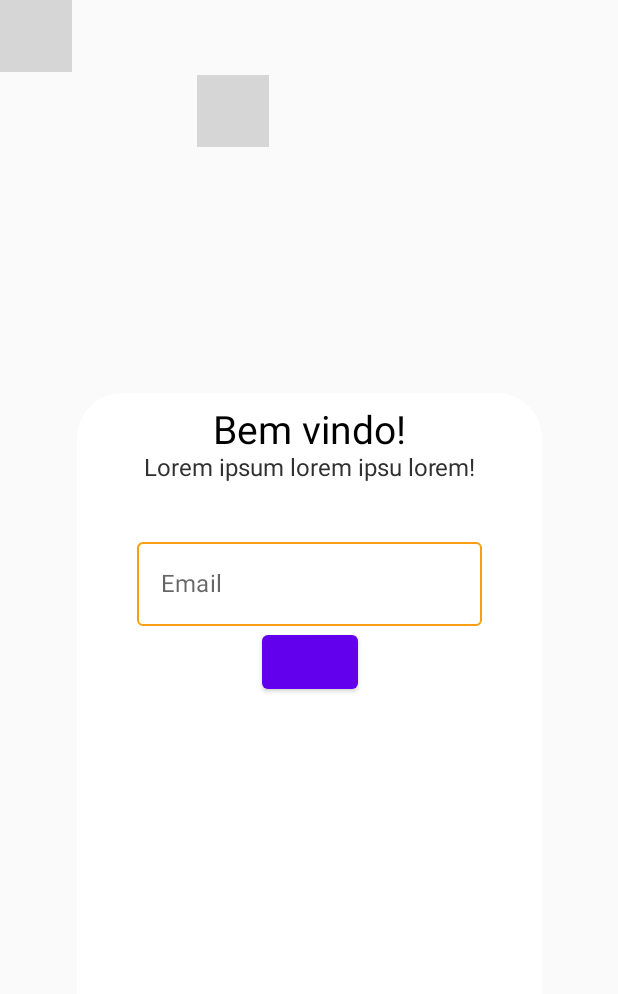
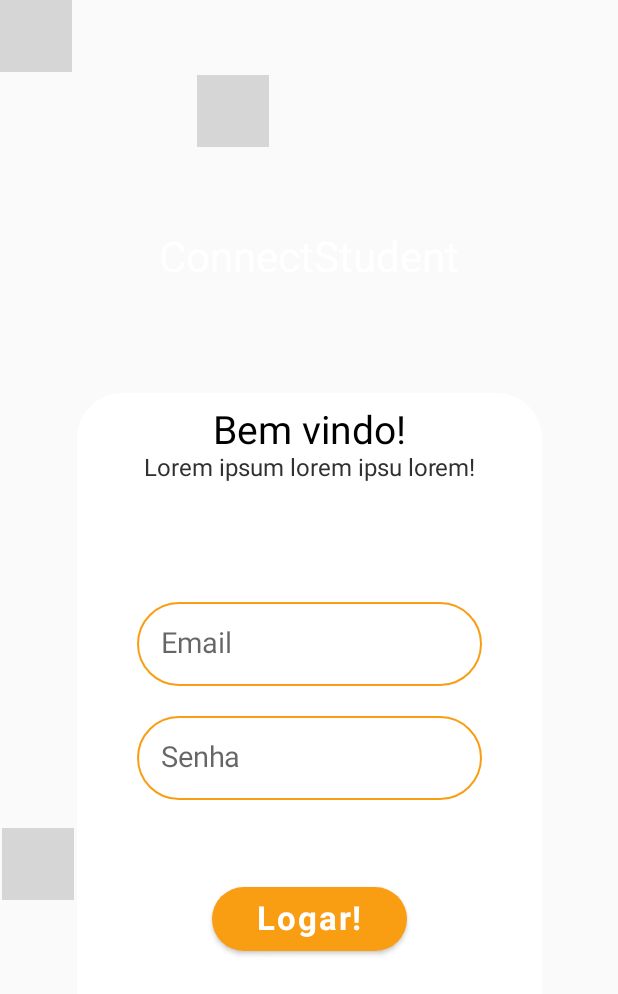
Before and after one commit to jonatas1096/Projeto, an Android app built with Jetpack Compose: the screen it shows after launch (MainActivity), on a phone screen of 412 x 824 dp. Shown: the top 994 px of the screen. Run offline under Robolectric (Android 15) with nearby library versions, the phone set to English and light mode, and no system bars; our stand-ins replace constraintlayout-compose; libraries missing offline, so code that uses them is left out: com.bumptech.glide; 1 statement that could not run was skipped; grey boxes are pictures that could not be loaded.

Commit message:
Calculo do constraint layout praticamente pronto

```diff
--- a/app/src/main/java/com/example/projeto/MainActivity.kt
+++ b/app/src/main/java/com/example/projeto/MainActivity.kt
@@ -32,5 +32,5 @@ fun Main() {
 @Preview(showBackground = true)
 @Composable
 fun DefaultPreview() {
-    Main()
+    Login()
 }
--- a/app/src/main/java/com/example/projeto/views/Login.kt
+++ b/app/src/main/java/com/example/projeto/views/Login.kt
@@ -11,6 +11,7 @@ import androidx.compose.ui.Alignment
 import androidx.compose.ui.Modifier
 import androidx.compose.ui.graphics.Color
 import androidx.compose.ui.layout.ContentScale
+import androidx.compose.ui.text.font.FontWeight
 import androidx.compose.ui.tooling.preview.Preview
 import androidx.compose.ui.unit.dp
 import androidx.compose.ui.unit.sp
@@ -24,6 +25,10 @@ import com.example.projeto.ui.theme.LARANJA
 fun Login() {
 
     var email by remember {
+        mutableStateOf("")
+    }
+
+    var senha by remember {
         mutableStateOf("")
     }
 
@@ -45,7 +50,7 @@ fun Login() {
             modifier = Modifier.fillMaxSize()
 
         ) {
-            val (capeloBox,areaLogin, botao) = createRefs()
+            val (capeloBox, areaLogin, titulo, pauloroberto) = createRefs()
 
             //Estava tendo problemas com o tamanho da imagem, então coloquei dentro de uma box e scalonei pela box:
             Box(
@@ -63,6 +68,18 @@ fun Login() {
                     modifier = Modifier
                 )
             }
+
+            Text(text = "ConnectStudent",
+                modifier = Modifier.constrainAs(titulo){
+                    top.linkTo(parent.top, margin = 155.dp)
+                    start.linkTo(parent.start)
+                    end.linkTo(parent.end)
+                }
+                ,
+                fontSize = 28.sp,
+                color = Color.White
+                )
+
 
             //Box que vai guardar email e senha:
             Box(
@@ -101,7 +118,7 @@ fun Login() {
                         color = Color(49, 48, 48, 255),
                         fontSize = 16.sp,
                         modifier = Modifier
-                            .padding(bottom = 40.dp)
+                            .padding(bottom = 80.dp)
                     )
 
 
@@ -110,27 +127,77 @@ fun Login() {
                         value = email,
                         onValueChange = {email = it},
                         placeholder = {
-                                      Text(text = "Email")
+                            Text(text = "Email",
+                                fontSize = 19.sp)
                         },
                         colors = TextFieldDefaults.outlinedTextFieldColors(
                             unfocusedBorderColor = LARANJA
                         ),
-                        modifier = Modifier.padding(horizontal = 40.dp)
+                        shape = RoundedCornerShape(40.dp),
+                        modifier = Modifier
+                            .padding(horizontal = 40.dp)
+                            .padding(bottom = 20.dp)
                     )
+
+
+                    //Senha
+                    OutlinedTextField(
+                        value = senha,
+                        onValueChange = { senha = it},
+                        placeholder = {
+                            Text(text = "Senha",
+                                fontSize = 19.sp)
+                        },
+                        colors = TextFieldDefaults.outlinedTextFieldColors(
+                            unfocusedBorderColor = LARANJA
+                        ),
+                        shape = RoundedCornerShape(50.dp),
+                        modifier = Modifier
+                            .padding(horizontal = 40.dp)
+                            .padding(bottom = 55.dp)
+                    )
+
 
 
                     //Logar
                     Button(onClick = {
 
                     },
-
+                        colors = ButtonDefaults.buttonColors(
+                            backgroundColor = LARANJA,
+                            contentColor = Color.White,
+                        ),
+                        shape = RoundedCornerShape(30.dp),
+                        modifier = Modifier
+                            .fillMaxWidth()
+                            .padding(horizontal = 90.dp)
                     ) {
-
+                        Text(text = "Logar!",
+                            fontSize = 22.sp,
+                            fontWeight = FontWeight.Bold)
                     }
                 }
 
             }
 
+
+
+            //Paulo Roberto
+            Box(
+                modifier = Modifier.constrainAs(pauloroberto){
+                    top.linkTo(parent.top, margin = 420.dp)
+                    start.linkTo(parent.start)
+                    end.linkTo(parent.end, margin = 270.dp)
+                    bottom.linkTo(parent.bottom)
+
+                }
+                    .size(140.dp)
+            ) {
+                loadImage(path = "https://raw.githubusercontent.com/jonatas1096/Projeto/master/app/src/main/res/drawable/pauloroberto.png",
+                    contentDescription = "Aqui está o Paulo Roberto",
+                    contentScale = ContentScale.None,
+                    modifier = Modifier)
+            }
 
 
         }
```
